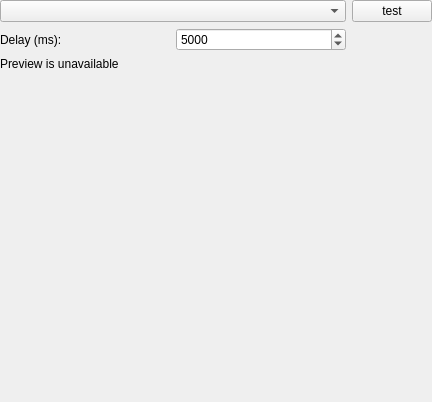
First picture: the form in plugins/kineticpopups/src/settings/popupappearance.ui, repository euroelessar/qutim, before the edit.
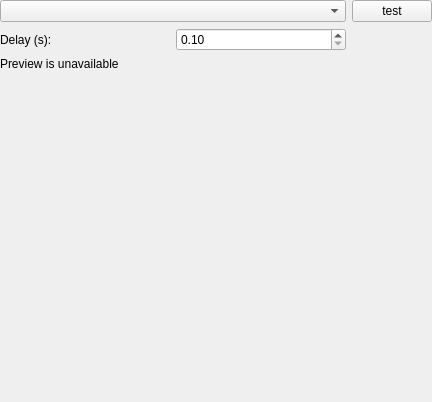
Second picture: the form after the edit.

Commit message: [kineticpopus] changed spinBox to doubleSpinBox

```diff
--- a/plugins/kineticpopups/src/settings/popupappearance.ui
+++ b/plugins/kineticpopups/src/settings/popupappearance.ui
@@ -62,29 +62,13 @@
    <item row="3" column="0">
     <widget class="QLabel" name="labelSlider">
      <property name="text">
-      <string>Delay (ms): </string>
+      <string>Delay (s): </string>
      </property>
      <property name="margin">
       <number>6</number>
      </property>
     </widget>
    </item>
-   <item row="3" column="1">
-    <widget class="QSpinBox" name="spinBox">
-     <property name="minimum">
-      <number>100</number>
-     </property>
-     <property name="maximum">
-      <number>60000</number>
-     </property>
-     <property name="singleStep">
-      <number>100</number>
-     </property>
-     <property name="value">
-      <number>5000</number>
-     </property>
-    </widget>
-   </item>
    <item row="4" column="0">
     <widget class="QLabel" name="label">
      <property name="text">
@@ -95,6 +79,16 @@
      </property>
     </widget>
    </item>
+   <item row="3" column="1">
+    <widget class="QDoubleSpinBox" name="doubleSpinBox">
+     <property name="minimum">
+      <double>0.100000000000000</double>
+     </property>
+     <property name="maximum">
+      <double>60.000000000000000</double>
+     </property>
+    </widget>
+   </item>
   </layout>
  </widget>
  <resources/>
```
The commit also changes 3 other files.
